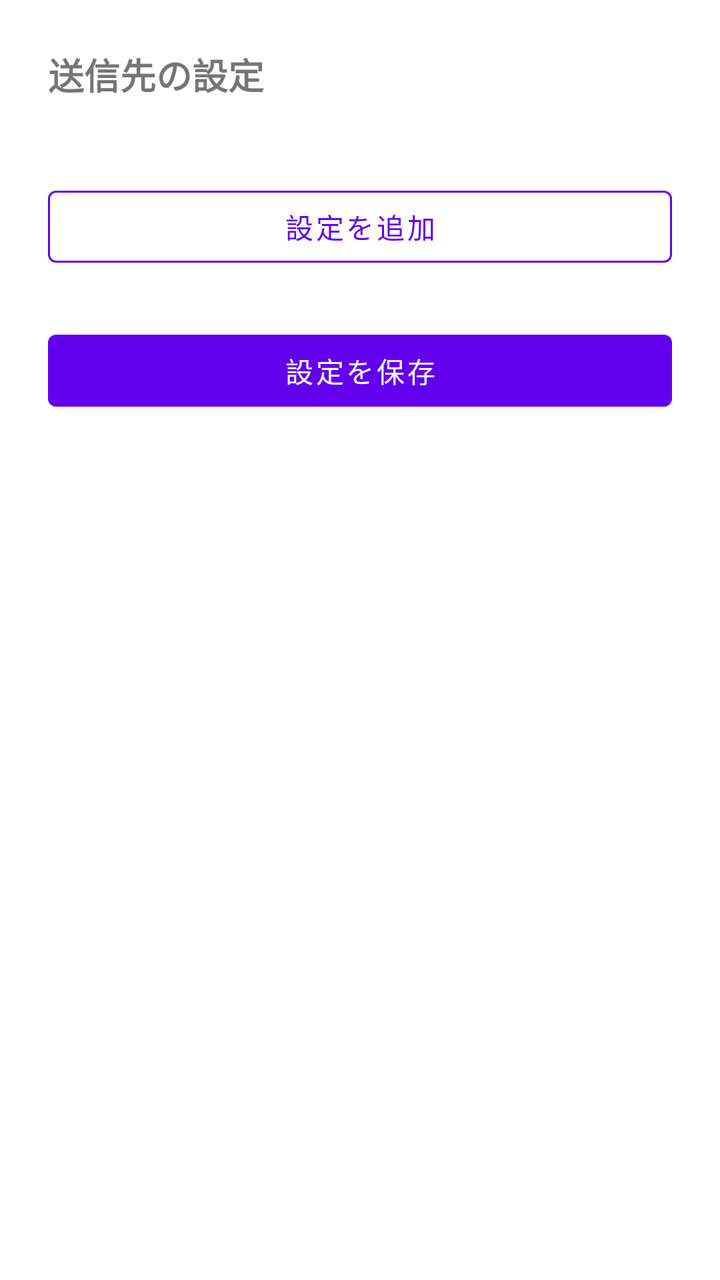
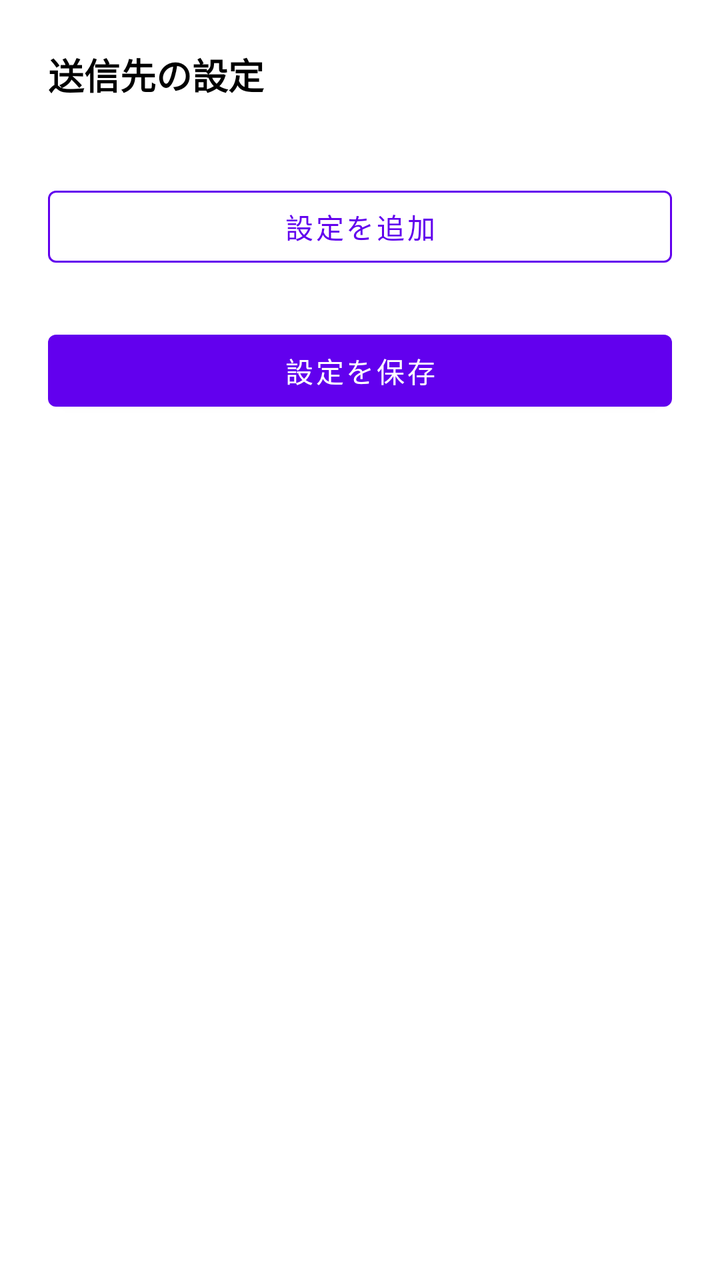

Two renders of the same Android screen: before a commit and after it. Below are the layout's source before the change and the commit's diff.
<!-- AndroidManifest.xml: application theme Theme.SmsToKintone -->
<!-- res/layout/activity_kintone_settings.xml -->
<?xml version="1.0" encoding="utf-8"?>
<ScrollView xmlns:android="http://schemas.android.com/apk/res/android"
    xmlns:app="http://schemas.android.com/apk/res-auto"
    android:layout_width="match_parent"
    android:layout_height="match_parent">

    <LinearLayout
        android:layout_width="match_parent"
        android:layout_height="wrap_content"
        android:orientation="vertical"
        android:padding="24dp">

        <TextView
            android:layout_width="wrap_content"
            android:layout_height="wrap_content"
            android:text="@string/title_send_settings"
            android:textSize="18sp"
            android:textStyle="bold" />

        <TextView
            android:id="@+id/tvKintoneSettingsDescription"
            android:layout_width="wrap_content"
            android:layout_height="wrap_content"
            android:layout_marginTop="4dp"
            android:text="@string/send_settings_description" />

        <LinearLayout
            android:id="@+id/llProfilesContainer"
            android:layout_width="match_parent"
            android:layout_height="wrap_content"
            android:orientation="vertical" />

        <com.google.android.material.button.MaterialButton
            android:id="@+id/btnAddProfile"
            style="@style/AppButton.OutlinedButton"
            android:layout_width="match_parent"
            android:layout_height="wrap_content"
            android:layout_marginTop="16dp"
            android:text="@string/btn_add_profile" />

        <com.google.android.material.button.MaterialButton
            android:id="@+id/btnSave"
            android:layout_width="match_parent"
            android:layout_height="wrap_content"
            android:layout_marginTop="24dp"
            android:text="@string/btn_save" />

    </LinearLayout>
</ScrollView>
<!-- resources referenced by this layout -->
<resources>
  <string name="btn_add_profile">設定を追加</string>
  <string name="btn_save">設定を保存</string>
  <string name="send_settings_description" />
  <string name="title_send_settings">送信先の設定</string>
  <style name="AppButton.OutlinedButton" parent="Widget.MaterialComponents.Button.OutlinedButton">
          <item name="strokeColor">?attr/colorPrimary</item>
      </style>
  <style name="Theme.SmsToKintone" parent="Theme.MaterialComponents.DayNight.NoActionBar">
          <item name="colorPrimary">@color/purple_500</item>
          <item name="colorPrimaryVariant">@color/purple_700</item>
          <item name="colorOnPrimary">@color/white</item>
          <item name="colorSecondary">@color/teal_200</item>
          <item name="colorSecondaryVariant">@color/teal_700</item>
          <item name="colorOnSecondary">@color/black</item>
          <item name="textInputStyle">@style/Widget.MaterialComponents.TextInputLayout.OutlinedBox</item>
      </style>
  <color name="purple_500">#6200EE</color>
  <color name="purple_700">#3700B3</color>
  <color name="white">#FFFFFFFF</color>
  <color name="teal_200">#03DAC5</color>
  <color name="teal_700">#018786</color>
  <color name="black">#FF000000</color>
</resources>

<!-- the commit's change to res/layout/activity_kintone_settings.xml (unified diff, before → after) -->
@@ -15,14 +15,16 @@
             android:layout_height="wrap_content"
             android:text="@string/title_send_settings"
             android:textSize="18sp"
-            android:textStyle="bold" />
+            android:textStyle="bold"
+            android:textColor="?attr/colorOnSurface" />
 
         <TextView
             android:id="@+id/tvKintoneSettingsDescription"
             android:layout_width="wrap_content"
             android:layout_height="wrap_content"
             android:layout_marginTop="4dp"
-            android:text="@string/send_settings_description" />
+            android:text="@string/send_settings_description"
+            android:textColor="?android:attr/textColorSecondary" />
 
         <LinearLayout
             android:id="@+id/llProfilesContainer"
<!-- resource entries referenced after the edit -->
@@ -15,6 +15,7 @@
           <item name="colorSecondaryVariant">@color/teal_700</item>
           <item name="colorOnSecondary">@color/black</item>
           <item name="textInputStyle">@style/Widget.MaterialComponents.TextInputLayout.OutlinedBox</item>
+          <item name="android:textColorPrimary">?attr/colorOnSurface</item>
       </style>
   <color name="purple_500">#6200EE</color>
   <color name="purple_700">#3700B3</color>
